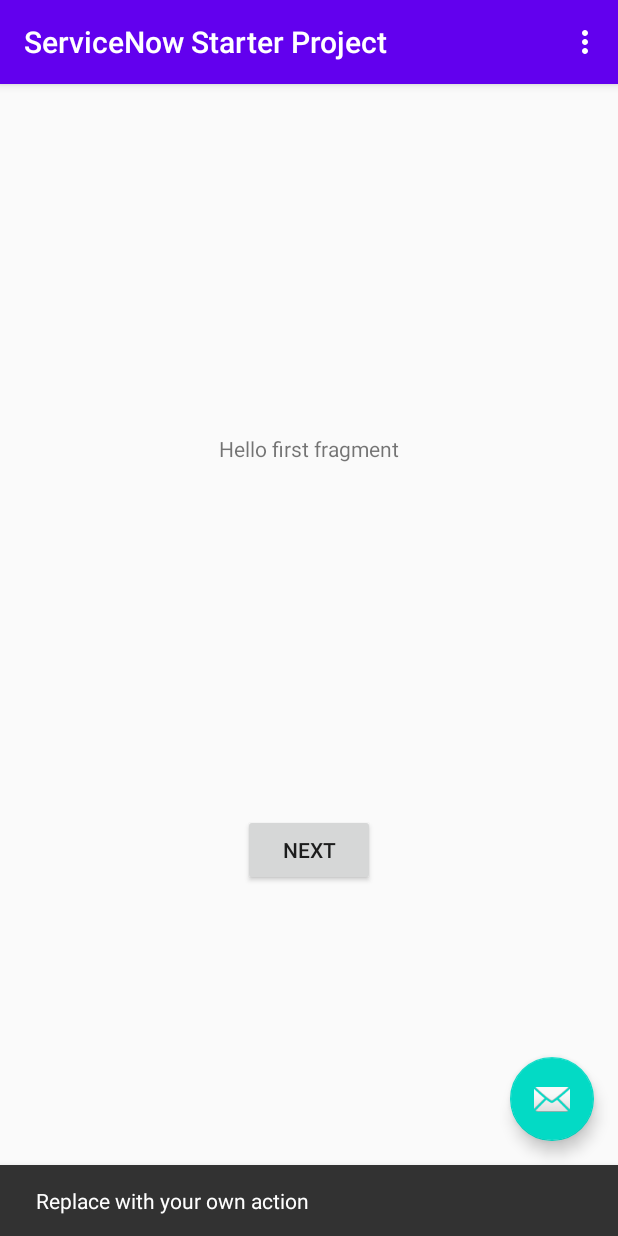
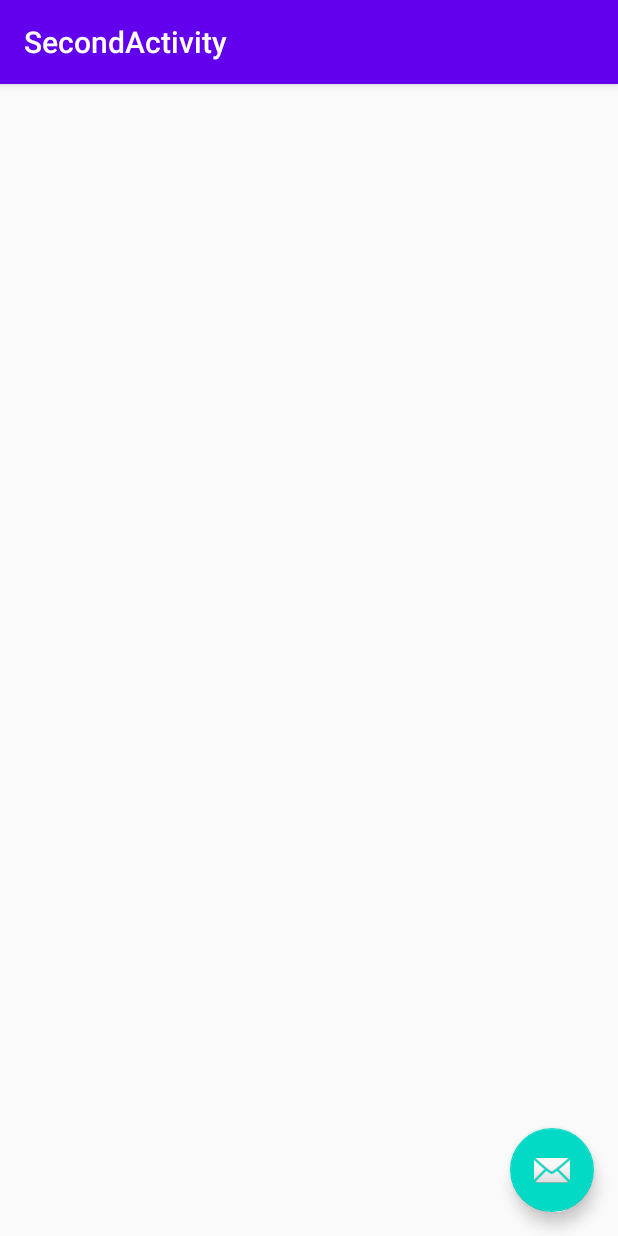
Before and after one commit to rtokun/service_now_task, an Android app: the screen it shows after launch (MainActivity before the commit, SecondActivity after it), after a tap on an icon or button, on a phone screen of 412 x 824 dp. Run offline under Robolectric (Android 15) with nearby library versions, the phone set to English and light mode, and no system bars; 1 statement that could not run was skipped.

```diff
--- a/app/build.gradle
+++ b/app/build.gradle
@@ -40,8 +40,10 @@ dependencies {
     implementation 'androidx.constraintlayout:constraintlayout:1.1.3'
     implementation 'androidx.navigation:navigation-fragment-ktx:2.3.0'
     implementation 'androidx.navigation:navigation-ui-ktx:2.3.0'
+    implementation 'androidx.lifecycle:lifecycle-process:2.2.0'
     testImplementation 'junit:junit:4.12'
     androidTestImplementation 'androidx.test.ext:junit:1.1.1'
     androidTestImplementation 'androidx.test.espresso:espresso-core:3.2.0'
 
+    implementation 'com.google.code.gson:gson:2.8.6'
 }
--- a/app/src/main/AndroidManifest.xml
+++ b/app/src/main/AndroidManifest.xml
@@ -3,12 +3,17 @@
     package="com.example.servicenowstarterproject">
 
     <application
+        android:name=".ServiceNowStarterApplication"
         android:allowBackup="true"
         android:icon="@mipmap/ic_launcher"
         android:label="@string/app_name"
         android:roundIcon="@mipmap/ic_launcher_round"
         android:supportsRtl="true"
         android:theme="@style/AppTheme">
+        <activity
+            android:name=".SecondActivity"
+            android:label="@string/title_activity_second"
+            android:theme="@style/AppTheme.NoActionBar"></activity>
         <activity
             android:name=".MainActivity"
             android:label="@string/app_name"
--- a/app/src/main/java/com/example/servicenowstarterproject/MainActivity.kt
+++ b/app/src/main/java/com/example/servicenowstarterproject/MainActivity.kt
@@ -1,5 +1,6 @@
 package com.example.servicenowstarterproject
 
+import android.content.Intent
 import android.os.Bundle
 import com.google.android.material.floatingactionbutton.FloatingActionButton
 import com.google.android.material.snackbar.Snackbar
@@ -15,8 +16,7 @@ class MainActivity : AppCompatActivity() {
         setSupportActionBar(findViewById(R.id.toolbar))
 
         findViewById<FloatingActionButton>(R.id.fab).setOnClickListener { view ->
-            Snackbar.make(view, "Replace with your own action", Snackbar.LENGTH_LONG)
-                .setAction("Action", null).show()
+            startActivity(Intent(this, SecondActivity::class.java))
         }
     }
 
--- /dev/null
+++ b/app/src/main/java/com/example/servicenowstarterproject/SecondActivity.kt
@@ -0,0 +1,20 @@
+package com.example.servicenowstarterproject
+
+import android.os.Bundle
+import com.google.android.material.floatingactionbutton.FloatingActionButton
+import com.google.android.material.snackbar.Snackbar
+import androidx.appcompat.app.AppCompatActivity
+
+class SecondActivity : AppCompatActivity() {
+
+    override fun onCreate(savedInstanceState: Bundle?) {
+        super.onCreate(savedInstanceState)
+        setContentView(R.layout.activity_second)
+        setSupportActionBar(findViewById(R.id.toolbar))
+
+        findViewById<FloatingActionButton>(R.id.fab).setOnClickListener { view ->
+            Snackbar.make(view, "Replace with your own action", Snackbar.LENGTH_LONG)
+                .setAction("Action", null).show()
+        }
+    }
+}
--- /dev/null
+++ b/app/src/main/java/com/example/servicenowstarterproject/ServiceNowStarterApplication.kt
@@ -0,0 +1,13 @@
+package com.example.servicenowstarterproject
+
+import android.app.Application
+import com.example.servicenowstarterproject.sdk.ServiceNowSDK
+
+class ServiceNowStarterApplication : Application(){
+
+    override fun onCreate() {
+        super.onCreate()
+        ServiceNowSDK.init(this, isLoggable = true)
+    }
+
+}
--- /dev/null
+++ b/app/src/main/java/com/example/servicenowstarterproject/sdk/Constants.kt
@@ -0,0 +1,3 @@
+package com.example.servicenowstarterproject.sdk
+
+val ServiceNowSDKTag = "ServiceNowSDK"
--- /dev/null
+++ b/app/src/main/java/com/example/servicenowstarterproject/sdk/Exceptions.kt
@@ -0,0 +1,4 @@
+package com.example.servicenowstarterproject.sdk
+
+class AlreadyInitializedError :
+    RuntimeException("Already initialized SDK, you should call ServiceNowSDK.init() only once")
--- /dev/null
+++ b/app/src/main/java/com/example/servicenowstarterproject/sdk/FileManager.kt
@@ -0,0 +1,53 @@
+package com.example.servicenowstarterproject.sdk
+
+import android.content.Context
+import android.graphics.Bitmap
+import android.util.Log
+import java.io.File
+import java.io.FileOutputStream
+import java.io.FileWriter
+import java.io.IOException
+
+interface FileManager {
+    fun saveSessionToFile(session: String, sessionId: String, context: Context)
+    fun storeScreenShot(bm: Bitmap?, screenshotId: String, context: Context): File
+}
+
+class FileManagerImpl : FileManager {
+
+    override fun saveSessionToFile(session: String, sessionId: String, context: Context) {
+        try {
+            val folder = File(context.applicationInfo.dataDir + "/service_now_sessions/")
+            if (!folder.exists()) {
+                folder.mkdir()
+            }
+
+            val file = FileWriter(folder.absolutePath + "/session_$sessionId.txt")
+            file.write(session)
+            file.flush()
+            file.close()
+        } catch (ioException: IOException) {
+            Log.e(ServiceNowSDKTag, "Failed to write session into file", ioException)
+        }
+    }
+
+    override fun storeScreenShot(bm: Bitmap?, screenshotId: String, context: Context): File {
+        val dir = File(context.applicationInfo.dataDir + "/service_now_screenshots/")
+        if (!dir.exists())
+            dir.mkdirs()
+
+        val file = File(context.filesDir?.absolutePath, "$screenshotId.jpeg")
+
+        try {
+            val fOut = FileOutputStream(file)
+            bm?.compress(Bitmap.CompressFormat.JPEG, 10, fOut)
+            fOut.flush()
+            fOut.close()
+        } catch (e: Exception) {
+            e.printStackTrace()
+        }
+
+        return file
+    }
+
+}
--- /dev/null
+++ b/app/src/main/java/com/example/servicenowstarterproject/sdk/ServiceNowSDK.kt
@@ -0,0 +1,142 @@
+package com.example.servicenowstarterproject.sdk
+
+import android.app.Activity
+import android.app.Application
+import android.app.Application.ActivityLifecycleCallbacks
+import android.os.Bundle
+import android.os.Handler
+import android.util.Log
+import androidx.lifecycle.Lifecycle
+import androidx.lifecycle.LifecycleObserver
+import androidx.lifecycle.OnLifecycleEvent
+import androidx.lifecycle.ProcessLifecycleOwner
+import com.google.gson.Gson
+
+class ServiceNowSDK {
+
+    companion object {
+
+        private var initiated: Boolean = false
+
+        var isLoggable: Boolean = true
+
+        private lateinit var context: Application
+
+        private val gson = Gson()
+
+        private val fileManager: FileManager = FileManagerImpl()
+
+        private val snapshotManager: SnapshotManager = PixelCopySnapshotManager()
+
+        private lateinit var sessionActivities: MutableList<Pair<String, Long>>
+
+        @Throws(AlreadyInitializedError::class)
+        fun init(context: Application, isLoggable: Boolean = true) {
+
+            if (initiated) {
+                throw AlreadyInitializedError()
+            }
+
+            this.context = context
+            this.isLoggable = isLoggable
+
+            registerSessionObserver()
+            registerActivitiesObserver()
+            this.initiated = true
+        }
+
+        private fun registerActivitiesObserver() {
+            context.registerActivityLifecycleCallbacks(object : EmptyLifeCycleCallbacks() {
+
+                override fun onActivityResumed(p0: Activity) {
+                    super.onActivityResumed(p0)
+                    persistActivityResumed(p0)
+                    takeSnapshot(p0)
+                }
+            })
+        }
+
+        private fun takeSnapshot(activity: Activity) {
+            Handler().postDelayed(Runnable {
+                activity.window.peekDecorView()?.let { rootView ->
+                    snapshotManager.getScreenShot(rootView, activity) {
+                        val screenShotId = getScreenShotId(activity)
+                        fileManager.storeScreenShot(it, screenShotId, context)
+                    }
+                }
+            }, 100)
+        }
+
+        private fun getScreenShotId(activity: Activity): String {
+            return "${activity}_${System.currentTimeMillis()}"
+        }
+
+        private fun persistActivityResumed(activity: Activity) {
+            sessionActivities.add(Pair(activity.toString(), System.currentTimeMillis()))
+        }
+
+        private fun registerSessionObserver() {
+            ProcessLifecycleOwner.get().lifecycle.addObserver(object : LifecycleObserver {
+
+                @OnLifecycleEvent(Lifecycle.Event.ON_START)
+                fun onMoveToForeground() { // app moved to foreground
+                    if (isLoggable) Log.i(ServiceNowSDKTag, "Session started")
+
+                    createSession()
+                }
+
+                @OnLifecycleEvent(Lifecycle.Event.ON_STOP)
+                fun onMoveToBackground() { // app moved to background
+                    if (isLoggable) Log.i(ServiceNowSDKTag, "Session ended")
+
+                    persistSession()
+                }
+            })
+        }
+
+        private fun persistSession() {
+            val jsonString = convertSessionToJson()
+            saveToFile(jsonString, getSessionId())
+        }
+
+        private fun getSessionId(): String {
+            return System.currentTimeMillis().toString()
+        }
+
+        private fun saveToFile(jsonString: String, sessionId: String) {
+            fileManager.saveSessionToFile(jsonString, sessionId, context)
+        }
+
+        private fun convertSessionToJson(): String {
+            return gson.toJson(sessionActivities)
+        }
+
+        private fun createSession() {
+            sessionActivities = mutableListOf()
+        }
+    }
+}
+
+private open class EmptyLifeCycleCallbacks() : ActivityLifecycleCallbacks {
+
+    override fun onActivityPaused(p0: Activity) {
+    }
+
+    override fun onActivityStarted(p0: Activity) {
+    }
+
+    override fun onActivityDestroyed(p0: Activity) {
+    }
+
+    override fun onActivitySaveInstanceState(p0: Activity, p1: Bundle) {
+    }
+
+    override fun onActivityStopped(p0: Activity) {
+    }
+
+    override fun onActivityCreated(p0: Activity, p1: Bundle?) {
+    }
+
+    override fun onActivityResumed(p0: Activity) {
+    }
+}
--- /dev/null
+++ b/app/src/main/java/com/example/servicenowstarterproject/sdk/SnapshotManager.kt
@@ -0,0 +1,69 @@
+package com.example.servicenowstarterproject.sdk
+
+import android.app.Activity
+import android.graphics.Bitmap
+import android.graphics.Rect
+import android.os.Build
+import android.os.Handler
+import android.util.Log
+import android.view.PixelCopy
+import android.view.View
+
+interface SnapshotManager {
+    fun getScreenShot(view: View, activity: Activity, callback: (Bitmap) -> Unit)
+}
+
+class PixelCopySnapshotManager : SnapshotManager {
+
+    override fun getScreenShot(view: View, activity: Activity, callback: (Bitmap) -> Unit) {
+        if (Build.VERSION.SDK_INT >= Build.VERSION_CODES.O) {
+            getScreenShotFromView(view, activity) {
+                callback(it)
+            }
+        } else {
+            callback(getScreenShot(view))
+        }
+    }
+
+    // for api level 28
+    private fun getScreenShotFromView(view: View, activity: Activity, callback: (Bitmap) -> Unit) {
+        activity.window?.let { window ->
+            val bitmap = Bitmap.createBitmap(view.width, view.height, Bitmap.Config.ARGB_8888)
+            val locationOfViewInWindow = IntArray(2)
+            view.getLocationInWindow(locationOfViewInWindow)
+            try {
+                if (Build.VERSION.SDK_INT >= Build.VERSION_CODES.O) {
+                    PixelCopy.request(
+                        window,
+                        Rect(
+                            locationOfViewInWindow[0],
+                            locationOfViewInWindow[1],
+                            locationOfViewInWindow[0] + view.width,
+                            locationOfViewInWindow[1] + view.height
+                        ), bitmap, { copyResult ->
+                            if (copyResult == PixelCopy.SUCCESS) {
+                                callback(bitmap)
+                            } else {
+                                Log.e(ServiceNowSDKTag, "Failed to create snapshot: $copyResult")
+                            }
+                        },
+                        Handler()
+                    )
+                }
+            } catch (e: IllegalArgumentException) {
+                // PixelCopy may throw IllegalArgumentException, make sure to handle it
+                e.printStackTrace()
+            }
+        }
+    }
+
+    // deprecated version
+    /*  Method which will return Bitmap after taking screenshot. We have to pass the view which we want to take screenshot.  */
+    private fun getScreenShot(view: View): Bitmap {
+        val screenView = view.rootView
+        screenView.isDrawingCacheEnabled = true
+        val bitmap = Bitmap.createBitmap(screenView.drawingCache)
+        screenView.isDrawingCacheEnabled = false
+        return bitmap
+    }
+}
--- /dev/null
+++ b/app/src/main/res/layout/activity_second.xml
@@ -0,0 +1,33 @@
+<?xml version="1.0" encoding="utf-8"?>
+<androidx.coordinatorlayout.widget.CoordinatorLayout xmlns:android="http://schemas.android.com/apk/res/android"
+    xmlns:app="http://schemas.android.com/apk/res-auto"
+    xmlns:tools="http://schemas.android.com/tools"
+    android:layout_width="match_parent"
+    android:layout_height="match_parent"
+    tools:context=".SecondActivity">
+
+    <com.google.android.material.appbar.AppBarLayout
+        android:layout_width="match_parent"
+        android:layout_height="wrap_content"
+        android:theme="@style/AppTheme.AppBarOverlay">
+
+        <androidx.appcompat.widget.Toolbar
+            android:id="@+id/toolbar"
+            android:layout_width="match_parent"
+            android:layout_height="?attr/actionBarSize"
+            android:background="?attr/colorPrimary"
+            app:popupTheme="@style/AppTheme.PopupOverlay" />
+
+    </com.google.android.material.appbar.AppBarLayout>
+
+    <include layout="@layout/content_second" />
+
+    <com.google.android.material.floatingactionbutton.FloatingActionButton
+        android:id="@+id/fab"
+        android:layout_width="wrap_content"
+        android:layout_height="wrap_content"
+        android:layout_gravity="bottom|end"
+        android:layout_margin="@dimen/fab_margin"
+        app:srcCompat="@android:drawable/ic_dialog_email" />
+
+</androidx.coordinatorlayout.widget.CoordinatorLayout>
--- /dev/null
+++ b/app/src/main/res/layout/content_second.xml
@@ -0,0 +1,6 @@
+<?xml version="1.0" encoding="utf-8"?>
+<androidx.constraintlayout.widget.ConstraintLayout xmlns:android="http://schemas.android.com/apk/res/android"
+    xmlns:app="http://schemas.android.com/apk/res-auto"
+    android:layout_width="match_parent"
+    android:layout_height="match_parent"
+    app:layout_behavior="@string/appbar_scrolling_view_behavior"></androidx.constraintlayout.widget.ConstraintLayout>
--- a/app/src/main/res/values/strings.xml
+++ b/app/src/main/res/values/strings.xml
@@ -9,4 +9,5 @@
 
     <string name="hello_first_fragment">Hello first fragment</string>
     <string name="hello_second_fragment">Hello second fragment. Arg: %1$s</string>
+    <string name="title_activity_second">SecondActivity</string>
 </resources>
```
Also changed, not shown: app/src/main/java/com/example/servicenowstarterproject/First2Fragment.kt (added, +31 -0 lines), app/src/main/java/com/example/servicenowstarterproject/Second2Fragment.kt (added, +31 -0 lines), app/src/main/java/com/example/servicenowstarterproject/sdk/Stack.kt (added, +8 -0 lines), app/src/main/res/layout/fragment_first2.xml (added, +28 -0 lines), app/src/main/res/layout/fragment_second2.xml (added, +27 -0 lines), app/src/main/res/navigation/nav_graph.xml (+20 -0 lines).
